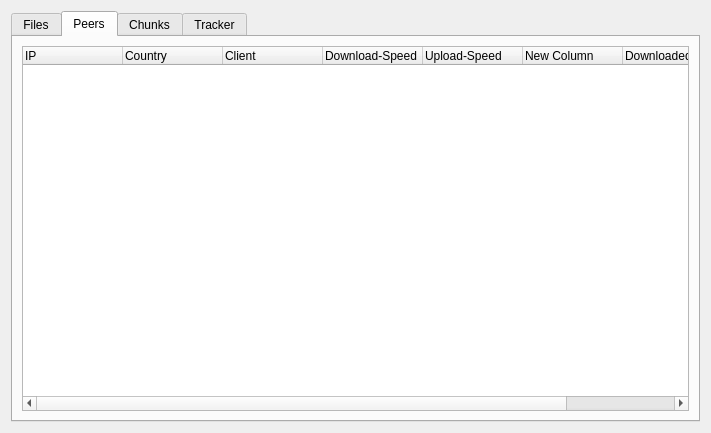
Before: the Qt Designer form transfer-plugins/bittorrent/btadvanceddetailswidget.ui in KDE/kget, drawn with Qt 5.
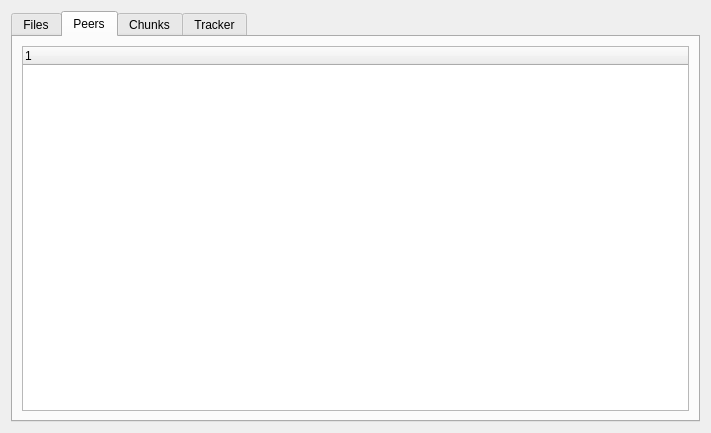
After: the same form once the commit is applied. The open tabs and pages were chosen to show the change. Custom widgets are drawn as their Qt base class.

What changed in the file:
```diff
--- a/transfer-plugins/bittorrent/btadvanceddetailswidget.ui
+++ b/transfer-plugins/bittorrent/btadvanceddetailswidget.ui
@@ -57,48 +57,7 @@
       </attribute>
       <layout class="QGridLayout" >
        <item row="0" column="0" >
-        <widget class="QTreeWidget" name="peersTreeWidget" >
-         <column>
-          <property name="text" >
-           <string>IP</string>
-          </property>
-         </column>
-         <column>
-          <property name="text" >
-           <string>Country</string>
-          </property>
-         </column>
-         <column>
-          <property name="text" >
-           <string>Client</string>
-          </property>
-         </column>
-         <column>
-          <property name="text" >
-           <string>Download-Speed</string>
-          </property>
-         </column>
-         <column>
-          <property name="text" >
-           <string>Upload-Speed</string>
-          </property>
-         </column>
-         <column>
-          <property name="text" >
-           <string>New Column</string>
-          </property>
-         </column>
-         <column>
-          <property name="text" >
-           <string>Downloaded</string>
-          </property>
-         </column>
-         <column>
-          <property name="text" >
-           <string>Uploaded</string>
-          </property>
-         </column>
-        </widget>
+        <widget class="kt::PeerView" name="peersTreeWidget" />
        </item>
       </layout>
      </widget>
@@ -339,6 +298,13 @@
    </item>
   </layout>
  </widget>
+ <customwidgets>
+  <customwidget>
+   <class>kt::PeerView</class>
+   <extends>QTreeWidget</extends>
+   <header>peerview.h</header>
+  </customwidget>
+ </customwidgets>
  <resources/>
  <connections/>
 </ui>
```
Left out of the diff: 2 changed lines with no effect on the pictures.
